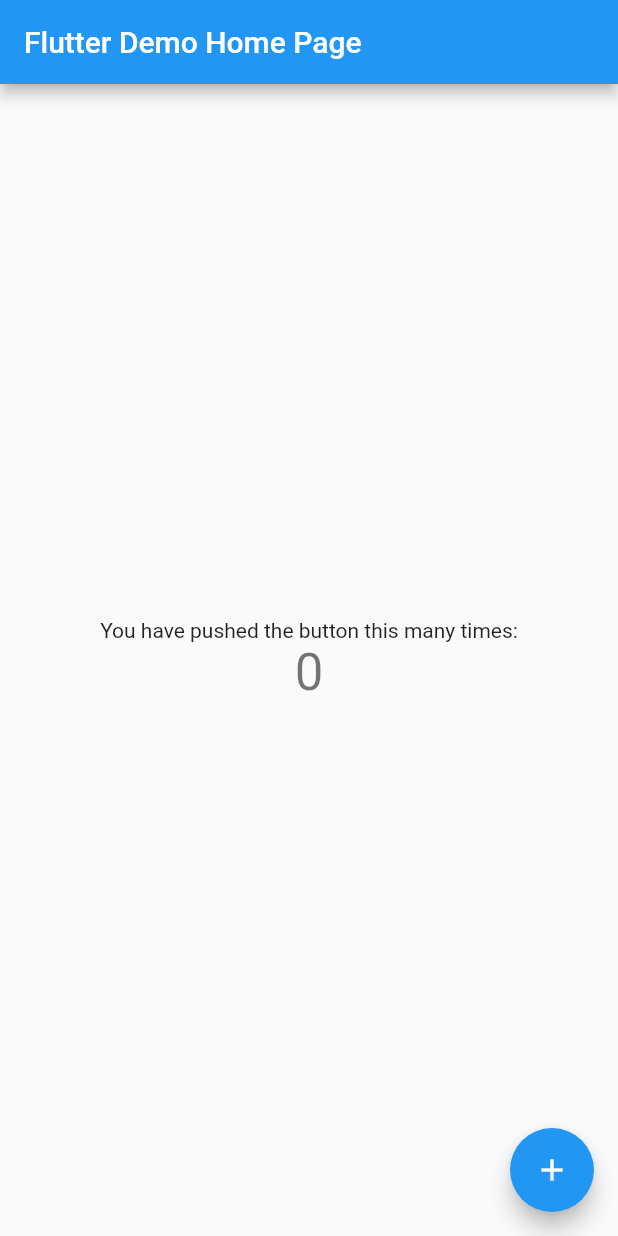
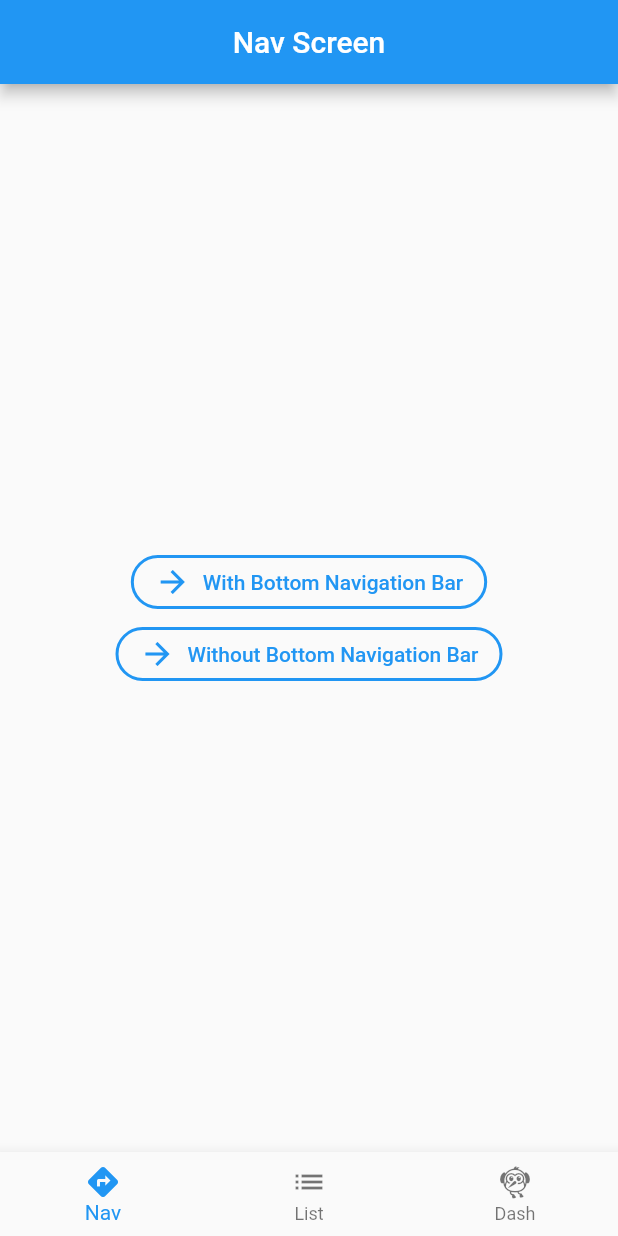
Before and after one commit to abdullahkaraboga/Bottom-Navigation-Bar, a Flutter app: the screen it shows after launch, on a phone screen of 412 x 824 dp. Run offline on Flutter 3.47's test engine with Material 2 defaults, Android fonts, the light colour scheme and no system bars.

Commit message:
screens ui and screens provider added.

```diff
--- a/lib/main.dart
+++ b/lib/main.dart
@@ -1,115 +1,24 @@
 import 'package:flutter/material.dart';
+import 'package:provider/provider.dart';
 
-void main() {
-  runApp(const MyApp());
-}
+import 'models/providers/navigation_provider.dart';
 
-class MyApp extends StatelessWidget {
-  const MyApp({super.key});
+void main() => runApp(BottomNavigationBarWithProvider());
 
-  // This widget is the root of your application.
+class BottomNavigationBarWithProvider extends StatelessWidget {
   @override
   Widget build(BuildContext context) {
-    return MaterialApp(
-      title: 'Flutter Demo',
-      theme: ThemeData(
-        // This is the theme of your application.
-        //
-        // Try running your application with "flutter run". You'll see the
-        // application has a blue toolbar. Then, without quitting the app, try
-        // changing the primarySwatch below to Colors.green and then invoke
-        // "hot reload" (press "r" in the console where you ran "flutter run",
-        // or simply save your changes to "hot reload" in a Flutter IDE).
-        // Notice that the counter didn't reset back to zero; the application
-        // is not restarted.
-        primarySwatch: Colors.blue,
+    return MultiProvider(
+      providers: [
+        ChangeNotifierProvider(create: (_) => NavigationProvider()),
+      ],
+      child: Builder(
+        builder: (context) {
+          return MaterialApp(
+            onGenerateRoute: NavigationProvider.of(context).onGenerateRoute,
+          );
+        },
       ),
-      home: const MyHomePage(title: 'Flutter Demo Home Page'),
     );
   }
 }
-
-class MyHomePage extends StatefulWidget {
-  const MyHomePage({super.key, required this.title});
-
-  // This widget is the home page of your application. It is stateful, meaning
-  // that it has a State object (defined below) that contains fields that affect
-  // how it looks.
-
-  // This class is the configuration for the state. It holds the values (in this
-  // case the title) provided by the parent (in this case the App widget) and
-  // used by the build method of the State. Fields in a Widget subclass are
-  // always marked "final".
-
-  final String title;
-
-  @override
-  State<MyHomePage> createState() => _MyHomePageState();
-}
-
-class _MyHomePageState extends State<MyHomePage> {
-  int _counter = 0;
-
-  void _incrementCounter() {
-    setState(() {
-      // This call to setState tells the Flutter framework that something has
-      // changed in this State, which causes it to rerun the build method below
-      // so that the display can reflect the updated values. If we changed
-      // _counter without calling setState(), then the build method would not be
-      // called again, and so nothing would appear to happen.
-      _counter++;
-    });
-  }
-
-  @override
-  Widget build(BuildContext context) {
-    // This method is rerun every time setState is called, for instance as done
-    // by the _incrementCounter method above.
-    //
-    // The Flutter framework has been optimized to make rerunning build methods
-    // fast, so that you can just rebuild anything that needs updating rather
-    // than having to individually change instances of widgets.
-    return Scaffold(
-      appBar: AppBar(
-        // Here we take the value from the MyHomePage object that was created by
-        // the App.build method, and use it to set our appbar title.
-        title: Text(widget.title),
-      ),
-      body: Center(
-        // Center is a layout widget. It takes a single child and positions it
-        // in the middle of the parent.
-        child: Column(
-          // Column is also a layout widget. It takes a list of children and
-          // arranges them vertically. By default, it sizes itself to fit its
-          // children horizontally, and tries to be as tall as its parent.
-          //
-          // Invoke "debug painting" (press "p" in the console, choose the
-          // "Toggle Debug Paint" action from the Flutter Inspector in Android
-          // Studio, or the "Toggle Debug Paint" command in Visual Studio Code)
-          // to see the wireframe for each widget.
-          //
-          // Column has various properties to control how it sizes itself and
-          // how it positions its children. Here we use mainAxisAlignment to
-          // center the children vertically; the main axis here is the vertical
-          // axis because Columns are vertical (the cross axis would be
-          // horizontal).
-          mainAxisAlignment: MainAxisAlignment.center,
-          children: <Widget>[
-            const Text(
-              'You have pushed the button this many times:',
-            ),
-            Text(
-              '$_counter',
-              style: Theme.of(context).textTheme.headline4,
-            ),
-          ],
-        ),
-      ),
-      floatingActionButton: FloatingActionButton(
-        onPressed: _incrementCounter,
-        tooltip: 'Increment',
-        child: const Icon(Icons.add),
-      ), // This trailing comma makes auto-formatting nicer for build methods.
-    );
-  }
-}
--- /dev/null
+++ b/lib/models/providers/navigation_provider.dart
@@ -0,0 +1,126 @@
+import 'package:bottom_navigation_bar_with_provider/models/screen_model.dart';
+import 'package:bottom_navigation_bar_with_provider/models/screens/inner_screens/inner_screens.dart';
+import 'package:bottom_navigation_bar_with_provider/models/screens/main_root/main_root.dart';
+import 'package:bottom_navigation_bar_with_provider/models/screens/main_tab/dash_screen/dash_screen.dart';
+import 'package:bottom_navigation_bar_with_provider/models/screens/main_tab/list_screen/list_screen.dart';
+import 'package:bottom_navigation_bar_with_provider/models/screens/main_tab/nav_screen/nav_screen.dart';
+import 'package:bottom_navigation_bar_with_provider/widgets/exit_dialog_widget.dart';
+import 'package:flutter/cupertino.dart';
+import 'package:flutter/material.dart';
+import 'package:provider/provider.dart';
+
+class ScreensIndex {
+  static int get firstScreenIndex => 0;
+
+  static int get secondScreenIndex => 1;
+
+  static int get thirdScreenIndex => 2;
+}
+
+class NavigationProvider extends ChangeNotifier {
+  static NavigationProvider of(BuildContext context) =>
+      Provider.of<NavigationProvider>(context, listen: false);
+  int _currentScreenIndex = ScreensIndex.firstScreenIndex;
+
+  int get currentTabIndex => _currentScreenIndex;
+
+  Route<dynamic> onGenerateRoute(RouteSettings settings) {
+    switch (settings.name) {
+      case InnerScreen.route:
+        return CupertinoPageRoute(builder: (_) => InnerScreen());
+      default:
+        return CupertinoPageRoute(builder: (_) => MainRoot());
+    }
+  }
+
+  final Map<int, Screen> _screens = {
+    ScreensIndex.firstScreenIndex: Screen(
+      title: 'Nav',
+      icon: Icons.directions,
+      child: FirstScreen(),
+      initialRoute: FirstScreen.route,
+      navigatorState: GlobalKey<NavigatorState>(),
+      onGenerateRoute: (settings) {
+        switch (settings.name) {
+          case InnerScreen.route:
+            return CupertinoPageRoute(builder: (_) => InnerScreen());
+          default:
+            return CupertinoPageRoute(builder: (_) => FirstScreen());
+        }
+      },
+      scrollController: ScrollController(),
+    ),
+    ScreensIndex.secondScreenIndex: Screen(
+      title: 'List',
+      icon: Icons.list,
+      child: SecondScreen(),
+      initialRoute: SecondScreen.route,
+      navigatorState: GlobalKey<NavigatorState>(),
+      onGenerateRoute: (settings) {
+        switch (settings.name) {
+          default:
+            return CupertinoPageRoute(builder: (_) => SecondScreen());
+        }
+      },
+      scrollController: ScrollController(),
+    ),
+    ScreensIndex.thirdScreenIndex: Screen(
+      title: 'Dash',
+      icon: Icons.flutter_dash,
+      child: DashScreen(),
+      initialRoute: DashScreen.route,
+      navigatorState: GlobalKey<NavigatorState>(),
+      onGenerateRoute: (settings) {
+        switch (settings.name) {
+          default:
+            return CupertinoPageRoute(builder: (_) => DashScreen());
+        }
+      },
+      scrollController: ScrollController(),
+    ),
+  };
+
+  List<Screen> get screens => _screens.values.toList();
+
+  Screen? get currentScreen => _screens[_currentScreenIndex];
+
+  void setTab(int tab) {
+    if (tab == currentTabIndex) {
+      _scrollToTopOfPage();
+    } else {
+      _currentScreenIndex = tab;
+      notifyListeners();
+    }
+  }
+
+  void _scrollToTopOfPage() {
+    if (currentScreen?.scrollController != null &&
+        currentScreen!.scrollController.hasClients) {
+      currentScreen?.scrollController.animateTo(
+        0.0,
+        duration: const Duration(seconds: 1),
+        curve: Curves.easeInOut,
+      );
+    }
+  }
+
+  Future<bool> onWillPop(BuildContext context) async {
+    final currentNavigatorState = currentScreen?.navigatorState.currentState;
+
+    if (currentNavigatorState!.canPop()) {
+      currentNavigatorState.pop();
+      return false;
+    } else {
+      if (currentTabIndex != ScreensIndex.firstScreenIndex) {
+        setTab(ScreensIndex.firstScreenIndex);
+        notifyListeners();
+        return false;
+      } else {
+        return await showDialog(
+          context: context,
+          builder: (context) => ExitAlertDialog(),
+        );
+      }
+    }
+  }
+}
--- /dev/null
+++ b/lib/models/screens/inner_screens/inner_screens.dart
@@ -0,0 +1,15 @@
+import 'package:flutter/material.dart';
+
+class InnerScreen extends StatelessWidget {
+  static const route = '/nav/inner';
+
+  @override
+  Widget build(BuildContext context) {
+    return Scaffold(
+      appBar: AppBar(title: Text('Inner Screen')),
+      body: Center(
+        child: Text('Hello world!'),
+      ),
+    );
+  }
+}
--- /dev/null
+++ b/lib/models/screens/main_root/main_root.dart
@@ -0,0 +1,46 @@
+import 'package:bottom_navigation_bar_with_provider/models/providers/navigation_provider.dart';
+import 'package:flutter/material.dart';
+import 'package:provider/provider.dart';
+
+class MainRoot extends StatelessWidget {
+  static const route = '/';
+
+  @override
+  Widget build(BuildContext context) {
+    return Consumer<NavigationProvider>(
+      builder: (context, provider, child) {
+        final bottomNavigationBarItems = provider.screens
+            .map(
+              (screen) => BottomNavigationBarItem(
+                icon: Icon(screen.icon),
+                label: screen.title,
+              ),
+            )
+            .toList();
+        final screens = provider.screens
+            .map(
+              (screen) => Navigator(
+                key: screen.navigatorState,
+                onGenerateRoute: screen.onGenerateRoute,
+              ),
+            )
+            .toList();
+        return WillPopScope(
+          onWillPop: () async => provider.onWillPop(context),
+          child: Scaffold(
+            body: IndexedStack(
+              children: screens,
+              index: provider.currentTabIndex,
+            ),
+            bottomNavigationBar: BottomNavigationBar(
+              type: BottomNavigationBarType.fixed,
+              items: bottomNavigationBarItems,
+              currentIndex: provider.currentTabIndex,
+              onTap: provider.setTab,
+            ),
+          ),
+        );
+      },
+    );
+  }
+}
--- /dev/null
+++ b/lib/models/screens/main_tab/dash_screen/dash_screen.dart
@@ -0,0 +1,19 @@
+import 'package:flutter/material.dart';
+
+class DashScreen extends StatelessWidget {
+  static const route = '/dash';
+
+  @override
+  Widget build(BuildContext context) {
+    return Scaffold(
+      appBar: AppBar(title: Text('Dash Screen'),centerTitle: true,),
+      body: Center(
+        child: Icon(
+          Icons.flutter_dash_sharp,
+          size: 150,
+          color: Colors.blue,
+        ),
+      ),
+    );
+  }
+}
--- /dev/null
+++ b/lib/models/screens/main_tab/nav_screen/nav_screen.dart
@@ -0,0 +1,53 @@
+import 'package:bottom_navigation_bar_with_provider/models/screens/inner_screens/inner_screens.dart';
+import 'package:flutter/material.dart';
+
+class FirstScreen extends StatelessWidget {
+  static const route = '/nav';
+
+  @override
+  Widget build(BuildContext context) {
+    return Scaffold(
+      appBar: AppBar(
+        title: Text('Nav Screen'),
+        centerTitle: true,
+      ),
+      body: Center(
+        child: Column(
+          mainAxisAlignment: MainAxisAlignment.center,
+          children: <Widget>[
+            OutlinedButton.icon(
+                icon: Icon(Icons.arrow_forward),
+                label: Text("With Bottom Navigation Bar"),
+                onPressed: () {
+                  Navigator.of(
+                    context,
+                    rootNavigator: false,
+                  ).pushNamed(InnerScreen.route);
+                },
+                style: ElevatedButton.styleFrom(
+                  side: BorderSide(width: 2.0, color: Colors.blue),
+                  shape: RoundedRectangleBorder(
+                    borderRadius: BorderRadius.circular(32.0),
+                  ),
+                )),
+            OutlinedButton.icon(
+                icon: Icon(Icons.arrow_forward),
+                label: Text("Without Bottom Navigation Bar"),
+                onPressed: () {
+                  Navigator.of(
+                    context,
+                    rootNavigator: true,
+                  ).pushNamed(InnerScreen.route);
+                },
+                style: ElevatedButton.styleFrom(
+                  side: BorderSide(width: 2.0, color: Colors.blue),
+                  shape: RoundedRectangleBorder(
+                    borderRadius: BorderRadius.circular(32.0),
+                  ),
+                )),
+          ],
+        ),
+      ),
+    );
+  }
+}
```
Also changed, not shown: lib/models/screens/main_tab/list_screen/list_screen.dart (added, +23 -0 lines), lib/widgets/exit_dialog_widget.dart (added, +30 -0 lines), 1 other file.
